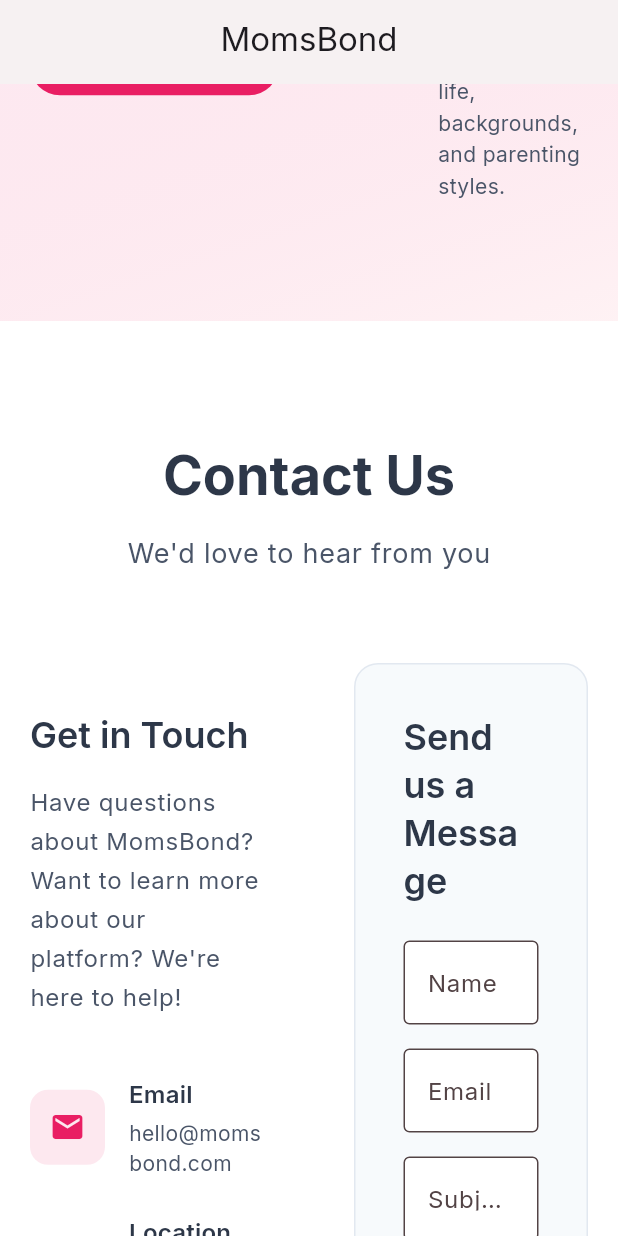
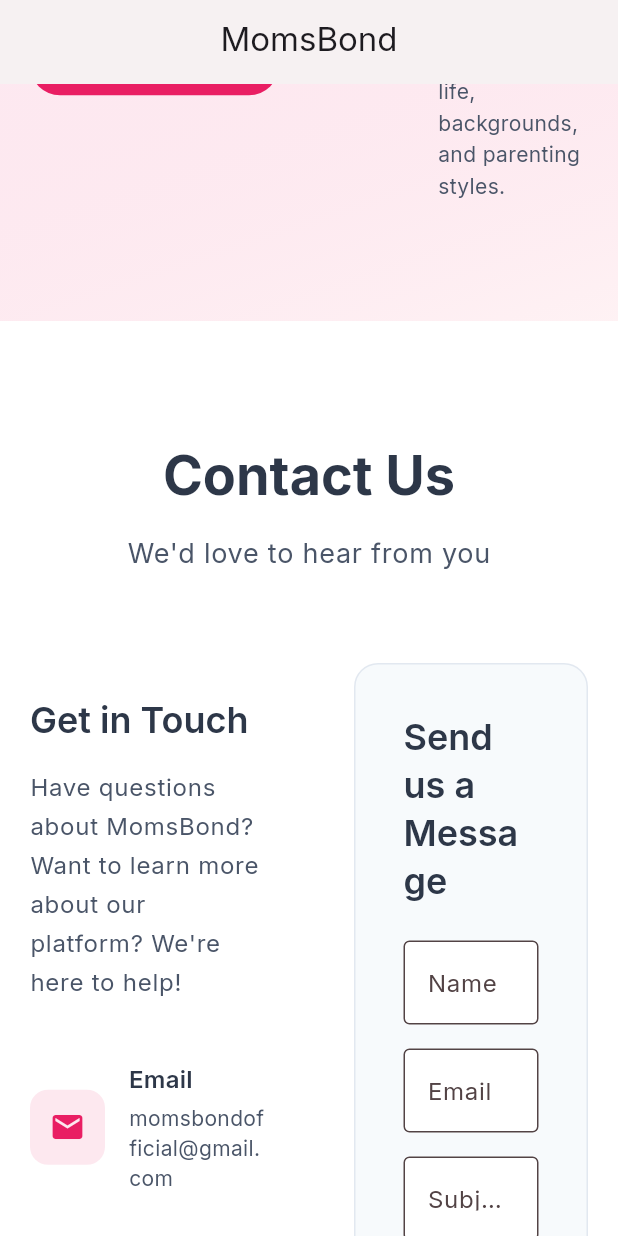
Before and after one commit to momsbondgit/Landing-page, a Flutter app: the screen it shows after launch, scrolled down 3456 dp, on a phone screen of 412 x 824 dp. Run offline on Flutter 3.47's test engine with Material 3 defaults, Android fonts, the phone set to English and light mode, and no system bars; our stand-ins replace google_fonts; network calls fail.

Commit message:
Revert logo image, update waitlist to Google Sheets, update contact email

```diff
--- a/lib/views/sections/contact_section.dart
+++ b/lib/views/sections/contact_section.dart
@@ -72,7 +72,7 @@
                           _ContactMethod(
                             icon: Icons.email,
                             title: 'Email',
-                            value: 'hello@momsbond.com',
+                            value: 'momsbondofficial@gmail.com',
                           ),
                           const SizedBox(height: 24),
                           _ContactMethod(
```
Also changed, not shown: lib/services/api_service.dart (+4 -4 lines).
